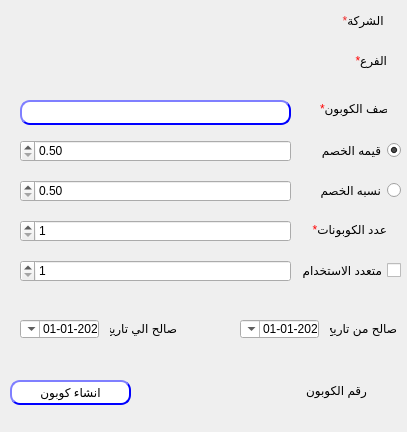
shymaa123456/HyperPOS2020, file presentation/coupon_ui/createCoupon.ui: the form before one commit.
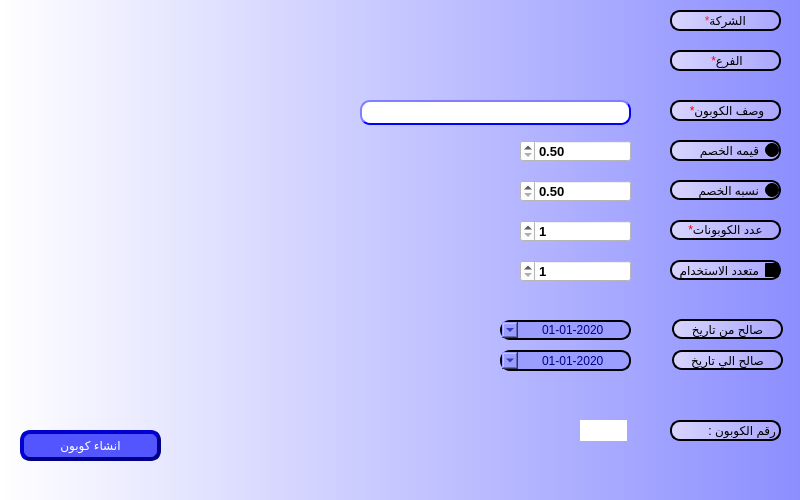
The form after the commit.

Commit message: finalize Coupon comments

The edit to the form file:
```diff
--- a/presentation/coupon_ui/createCoupon.ui
+++ b/presentation/coupon_ui/createCoupon.ui
@@ -6,36 +6,59 @@
    <rect>
     <x>0</x>
     <y>0</y>
-    <width>407</width>
-    <height>432</height>
+    <width>800</width>
+    <height>500</height>
    </rect>
   </property>
+  <property name="minimumSize">
+   <size>
+    <width>800</width>
+    <height>500</height>
+   </size>
+  </property>
+  <property name="maximumSize">
+   <size>
+    <width>800</width>
+    <height>500</height>
+   </size>
+  </property>
   <property name="windowTitle">
    <string>انشاء كوبون</string>
   </property>
   <property name="layoutDirection">
    <enum>Qt::RightToLeft</enum>
   </property>
+  <property name="styleSheet">
+   <string notr="true">background-color: qlineargradient(spread:pad, x1:0, y1:0, x2:1, y2:0, stop:0 #ffffff, stop:1 #8c8eff);</string>
+  </property>
   <widget class="QLabel" name="desc">
    <property name="geometry">
     <rect>
-     <x>320</x>
+     <x>670</x>
      <y>100</y>
-     <width>67</width>
-     <height>17</height>
+     <width>111</width>
+     <height>21</height>
     </rect>
    </property>
+   <property name="styleSheet">
+    <string notr="true">color:Black;
+background-color: qlineargradient(spread:pad, x1:0, y1:0, x2:1, y2:0, stop:0 #d8d5ff, stop:1 #a9a6ff);
+border-style: outset;
+border-width: 2px;
+border-radius: 10px;
+border-color:black;</string>
+   </property>
    <property name="text">
-    <string>&lt;html&gt;&lt;head/&gt;&lt;body&gt;&lt;p align=&quot;right&quot;&gt;&lt;span style=&quot; color:#ff0000;&quot;&gt;*&lt;/span&gt;وصف الكوبون&lt;/p&gt;&lt;/body&gt;&lt;/html&gt;</string>
+    <string>&lt;html&gt;&lt;head/&gt;&lt;body&gt;&lt;p align=&quot;center&quot;&gt;&lt;span style=&quot; color:#ff0000;&quot;&gt;*&lt;/span&gt;وصف الكوبون&lt;/p&gt;&lt;/body&gt;&lt;/html&gt;</string>
    </property>
   </widget>
   <widget class="QPushButton" name="BTN_createCoupon">
    <property name="geometry">
     <rect>
-     <x>10</x>
-     <y>380</y>
-     <width>121</width>
-     <height>25</height>
+     <x>20</x>
+     <y>430</y>
+     <width>141</width>
+     <height>31</height>
     </rect>
    </property>
    <property name="layoutDirection">
@@ -43,13 +66,14 @@
    </property>
    <property name="styleSheet">
     <string notr="true">QPushButton{
-                                        background-color: white;
+                                        background-color: #5356ff;
                                         border-style: outset;
-                                        border-width: 2px;
+                                        border-width: 4px;
                                         border-radius: 10px;
-                                        border-color: blue;
-                                        min-width: 6em;
-                                        }
+                                        border-color: darkblue;
+                    color:white;
+	font: 75 14pt &quot;MS Shell Dlg 2&quot;;
+	                                    }
                                         QPushButton:hover {
                                         background: qradialgradient(
                                         cx: 0.3, cy: -0.4, fx: 0.3, fy: -0.4,
@@ -62,8 +86,7 @@
                                         cx: 0.4, cy: -0.1, fx: 0.4, fy: -0.1,
                                         radius: 1.35, stop: 0 #fff, stop: 1 #ddd
                                         );
-                                        }
-                                    </string>
+                                        }</string>
    </property>
    <property name="text">
     <string>انشاء كوبون</string>
@@ -72,7 +95,7 @@
   <widget class="QLineEdit" name="LE_desc">
    <property name="geometry">
     <rect>
-     <x>20</x>
+     <x>360</x>
      <y>100</y>
      <width>271</width>
      <height>25</height>
@@ -106,10 +129,10 @@
   <widget class="QRadioButton" name="radioButton_Value">
    <property name="geometry">
     <rect>
-     <x>320</x>
+     <x>670</x>
      <y>140</y>
-     <width>81</width>
-     <height>20</height>
+     <width>111</width>
+     <height>21</height>
     </rect>
    </property>
    <property name="layoutDirection">
@@ -118,6 +141,14 @@
    <property name="autoFillBackground">
     <bool>false</bool>
    </property>
+   <property name="styleSheet">
+    <string notr="true">color:Black;
+background-color: qlineargradient(spread:pad, x1:0, y1:0, x2:1, y2:0, stop:0 #d8d5ff, stop:1 #a9a6ff);
+border-style: outset;
+border-width: 2px;
+border-radius: 10px;
+border-color:black;</string>
+   </property>
    <property name="text">
     <string>قيمه الخصم</string>
    </property>
@@ -128,15 +159,23 @@
   <widget class="QRadioButton" name="radioButton_Percentage">
    <property name="geometry">
     <rect>
-     <x>310</x>
+     <x>670</x>
      <y>180</y>
-     <width>91</width>
+     <width>111</width>
      <height>20</height>
     </rect>
    </property>
    <property name="layoutDirection">
     <enum>Qt::RightToLeft</enum>
    </property>
+   <property name="styleSheet">
+    <string notr="true">color:Black;
+background-color: qlineargradient(spread:pad, x1:0, y1:0, x2:1, y2:0, stop:0 #d8d5ff, stop:1 #a9a6ff);
+border-style: outset;
+border-width: 2px;
+border-radius: 10px;
+border-color:black;</string>
+   </property>
    <property name="text">
     <string>نسبه الخصم</string>
    </property>
@@ -144,7 +183,7 @@
   <widget class="QCheckBox" name="checkBox_Multi">
    <property name="geometry">
     <rect>
-     <x>290</x>
+     <x>670</x>
      <y>260</y>
      <width>111</width>
      <height>20</height>
@@ -153,6 +192,14 @@
    <property name="layoutDirection">
     <enum>Qt::RightToLeft</enum>
    </property>
+   <property name="styleSheet">
+    <string notr="true">color:Black;
+background-color: qlineargradient(spread:pad, x1:0, y1:0, x2:1, y2:0, stop:0 #d8d5ff, stop:1 #a9a6ff);
+border-style: outset;
+border-width: 2px;
+border-radius: 10px;
+border-color:black;</string>
+   </property>
    <property name="text">
     <string>متعدد الاستخدام</string>
    </property>
@@ -160,63 +207,108 @@
   <widget class="QLabel" name="desc_2">
    <property name="geometry">
     <rect>
-     <x>306</x>
+     <x>670</x>
      <y>220</y>
-     <width>81</width>
+     <width>111</width>
      <height>20</height>
     </rect>
    </property>
    <property name="layoutDirection">
     <enum>Qt::RightToLeft</enum>
    </property>
+   <property name="styleSheet">
+    <string notr="true">color:Black;
+background-color: qlineargradient(spread:pad, x1:0, y1:0, x2:1, y2:0, stop:0 #d8d5ff, stop:1 #a9a6ff);
+border-style: outset;
+border-width: 2px;
+border-radius: 10px;
+border-color:black;</string>
+   </property>
    <property name="text">
-    <string>&lt;html&gt;&lt;head/&gt;&lt;body&gt;&lt;p align=&quot;right&quot;&gt;&lt;span style=&quot; color:#ff0000;&quot;&gt;*&lt;/span&gt;عدد الكوبونات&lt;/p&gt;&lt;/body&gt;&lt;/html&gt;</string>
+    <string>&lt;html&gt;&lt;head/&gt;&lt;body&gt;&lt;p align=&quot;center&quot;&gt;&lt;span style=&quot; color:#ff0000;&quot;&gt;*&lt;/span&gt;عدد الكوبونات&lt;/p&gt;&lt;/body&gt;&lt;/html&gt;</string>
+   </property>
+   <property name="alignment">
+    <set>Qt::AlignCenter</set>
    </property>
   </widget>
   <widget class="QLabel" name="desc_3">
    <property name="geometry">
     <rect>
-     <x>330</x>
-     <y>320</y>
-     <width>67</width>
-     <height>17</height>
+     <x>672</x>
+     <y>319</y>
+     <width>111</width>
+     <height>20</height>
     </rect>
    </property>
    <property name="layoutDirection">
     <enum>Qt::RightToLeft</enum>
    </property>
+   <property name="styleSheet">
+    <string notr="true">color:Black;
+background-color: qlineargradient(spread:pad, x1:0, y1:0, x2:1, y2:0, stop:0 #d8d5ff, stop:1 #a9a6ff);
+border-style: outset;
+border-width: 2px;
+border-radius: 10px;
+border-color:black;</string>
+   </property>
    <property name="text">
     <string>صالح من تاريخ</string>
    </property>
+   <property name="alignment">
+    <set>Qt::AlignCenter</set>
+   </property>
   </widget>
   <widget class="QLabel" name="desc_4">
    <property name="geometry">
     <rect>
-     <x>110</x>
-     <y>320</y>
-     <width>67</width>
-     <height>17</height>
+     <x>672</x>
+     <y>350</y>
+     <width>111</width>
+     <height>20</height>
     </rect>
    </property>
    <property name="layoutDirection">
     <enum>Qt::RightToLeft</enum>
    </property>
+   <property name="styleSheet">
+    <string notr="true">color:Black;
+background-color: qlineargradient(spread:pad, x1:0, y1:0, x2:1, y2:0, stop:0 #d8d5ff, stop:1 #a9a6ff);
+border-style: outset;
+border-width: 2px;
+border-radius: 10px;
+border-color:black;</string>
+   </property>
    <property name="text">
     <string>صالح الي تاريخ</string>
    </property>
+   <property name="alignment">
+    <set>Qt::AlignCenter</set>
+   </property>
   </widget>
   <widget class="QDateTimeEdit" name="Qdate_to">
    <property name="geometry">
     <rect>
-     <x>20</x>
-     <y>320</y>
-     <width>79</width>
-     <height>18</height>
+     <x>500</x>
+     <y>350</y>
+     <width>131</width>
+     <height>21</height>
     </rect>
    </property>
    <property name="layoutDirection">
     <enum>Qt::RightToLeft</enum>
    </property>
+   <property name="styleSheet">
+    <string notr="true">color:darkblue;
+background-color: qlineargradient(spread:pad, x1:0, y1:0, x2:1, y2:0, stop:0 #d8d5ff, stop:1 #a9a6ff);
+border-style: outset;
+border-width: 2px;
+border-radius: 10px;
+border-color:black;
+background-color: #9c9eff;</string>
+   </property>
+   <property name="alignment">
+    <set>Qt::AlignCenter</set>
+   </property>
    <property name="minimumDateTime">
     <datetime>
      <hour>0</hour>
@@ -237,15 +329,27 @@
   <widget class="QDateTimeEdit" name="Qdate_from">
    <property name="geometry">
     <rect>
-     <x>240</x>
+     <x>500</x>
      <y>320</y>
-     <width>79</width>
-     <height>18</height>
+     <width>131</width>
+     <height>20</height>
     </rect>
    </property>
    <property name="layoutDirection">
     <enum>Qt::RightToLeft</enum>
    </property>
+   <property name="styleSheet">
+    <string notr="true">color:darkblue;
+background-color: qlineargradient(spread:pad, x1:0, y1:0, x2:1, y2:0, stop:0 #d8d5ff, stop:1 #a9a6ff);
+border-style: outset;
+border-width: 2px;
+border-radius: 10px;
+border-color:black;
+background-color: #9c9eff;</string>
+   </property>
+   <property name="alignment">
+    <set>Qt::AlignCenter</set>
+   </property>
    <property name="minimumDateTime">
     <datetime>
      <hour>0</hour>
@@ -266,46 +370,69 @@
   <widget class="QLabel" name="desc_6">
    <property name="geometry">
     <rect>
-     <x>320</x>
+     <x>670</x>
      <y>10</y>
-     <width>67</width>
+     <width>111</width>
      <height>21</height>
     </rect>
    </property>
    <property name="layoutDirection">
     <enum>Qt::RightToLeft</enum>
    </property>
+   <property name="styleSheet">
+    <string notr="true">color:Black;
+background-color: qlineargradient(spread:pad, x1:0, y1:0, x2:1, y2:0, stop:0 #d8d5ff, stop:1 #a9a6ff);
+border-style: outset;
+border-width: 2px;
+border-radius: 10px;
+border-color:black;</string>
+   </property>
    <property name="text">
-    <string>&lt;html&gt;&lt;head/&gt;&lt;body&gt;&lt;p align=&quot;right&quot;&gt;&lt;span style=&quot; color:#ef2929;&quot;&gt;*&lt;/span&gt;الشركة &lt;/p&gt;&lt;/body&gt;&lt;/html&gt;</string>
+    <string>&lt;html&gt;&lt;head/&gt;&lt;body&gt;&lt;p align=&quot;center&quot;&gt;&lt;span style=&quot; color:#ef2929;&quot;&gt;*&lt;/span&gt;الشركة &lt;/p&gt;&lt;/body&gt;&lt;/html&gt;</string>
    </property>
   </widget>
   <widget class="QLabel" name="desc_7">
    <property name="geometry">
     <rect>
-     <x>320</x>
+     <x>670</x>
      <y>50</y>
-     <width>67</width>
+     <width>111</width>
      <height>21</height>
     </rect>
    </property>
    <property name="layoutDirection">
     <enum>Qt::RightToLeft</enum>
    </property>
+   <property name="styleSheet">
+    <string notr="true">color:Black;
+background-color: qlineargradient(spread:pad, x1:0, y1:0, x2:1, y2:0, stop:0 #d8d5ff, stop:1 #a9a6ff);
+border-style: outset;
+border-width: 2px;
+border-radius: 10px;
+border-color:black;</string>
+   </property>
    <property name="text">
-    <string>&lt;html&gt;&lt;head/&gt;&lt;body&gt;&lt;p align=&quot;right&quot;&gt;&lt;span style=&quot; color:#ff0000;&quot;&gt;*&lt;/span&gt;الفرع&lt;/p&gt;&lt;/body&gt;&lt;/html&gt;</string>
+    <string>&lt;html&gt;&lt;head/&gt;&lt;body&gt;&lt;p align=&quot;center&quot;&gt;&lt;span style=&quot; color:#ff0000;&quot;&gt;*&lt;/span&gt;الفرع&lt;/p&gt;&lt;/body&gt;&lt;/html&gt;</string>
    </property>
   </widget>
   <widget class="QDoubleSpinBox" name="LE_desc_2">
    <property name="geometry">
     <rect>
-     <x>20</x>
+     <x>520</x>
      <y>140</y>
-     <width>271</width>
+     <width>111</width>
      <height>22</height>
     </rect>
    </property>
+   <property name="font">
+    <font>
+     <pointsize>10</pointsize>
+     <weight>75</weight>
+     <bold>true</bold>
+    </font>
+   </property>
    <property name="styleSheet">
-    <string notr="true"/>
+    <string notr="true">background-color: rgb(255, 255, 255);</string>
    </property>
    <property name="minimum">
     <double>0.500000000000000</double>
@@ -314,14 +441,21 @@
   <widget class="QDoubleSpinBox" name="LE_desc_3">
    <property name="geometry">
     <rect>
-     <x>20</x>
+     <x>520</x>
      <y>180</y>
-     <width>271</width>
+     <width>111</width>
      <height>22</height>
     </rect>
    </property>
+   <property name="font">
+    <font>
+     <pointsize>10</pointsize>
+     <weight>75</weight>
+     <bold>true</bold>
+    </font>
+   </property>
    <property name="styleSheet">
-    <string notr="true"/>
+    <string notr="true">background-color: rgb(255, 255, 255);</string>
    </property>
    <property name="minimum">
     <double>0.500000000000000</double>
@@ -330,12 +464,22 @@
   <widget class="QSpinBox" name="LE_desc_4">
    <property name="geometry">
     <rect>
-     <x>20</x>
+     <x>520</x>
      <y>220</y>
-     <width>271</width>
+     <width>111</width>
      <height>22</height>
     </rect>
    </property>
+   <property name="font">
+    <font>
+     <pointsize>10</pointsize>
+     <weight>75</weight>
+     <bold>true</bold>
+    </font>
+   </property>
+   <property name="styleSheet">
+    <string notr="true">background-color: rgb(255, 255, 255);</string>
+   </property>
    <property name="minimum">
     <number>1</number>
    </property>
@@ -343,12 +487,22 @@
   <widget class="QSpinBox" name="LE_desc_5">
    <property name="geometry">
     <rect>
-     <x>20</x>
+     <x>520</x>
      <y>260</y>
-     <width>271</width>
+     <width>111</width>
      <height>22</height>
     </rect>
    </property>
+   <property name="font">
+    <font>
+     <pointsize>10</pointsize>
+     <weight>75</weight>
+     <bold>true</bold>
+    </font>
+   </property>
+   <property name="styleSheet">
+    <string notr="true">background-color: rgb(255, 255, 255);</string>
+   </property>
    <property name="minimum">
     <number>1</number>
    </property>
@@ -356,12 +510,15 @@
   <widget class="QLabel" name="label_num">
    <property name="geometry">
     <rect>
-     <x>210</x>
-     <y>382</y>
+     <x>580</x>
+     <y>420</y>
      <width>47</width>
      <height>21</height>
     </rect>
    </property>
+   <property name="styleSheet">
+    <string notr="true">background-color: rgb(255, 255, 255);</string>
+   </property>
    <property name="text">
     <string/>
    </property>
@@ -369,12 +526,20 @@
   <widget class="QLabel" name="label_2">
    <property name="geometry">
     <rect>
-     <x>306</x>
-     <y>380</y>
-     <width>61</width>
-     <height>20</height>
+     <x>670</x>
+     <y>420</y>
+     <width>111</width>
+     <height>21</height>
     </rect>
    </property>
+   <property name="styleSheet">
+    <string notr="true">color:Black;
+background-color: qlineargradient(spread:pad, x1:0, y1:0, x2:1, y2:0, stop:0 #d8d5ff, stop:1 #a9a6ff);
+border-style: outset;
+border-width: 2px;
+border-radius: 10px;
+border-color:black;</string>
+   </property>
    <property name="text">
     <string>رقم الكوبون : </string>
    </property>
```
Left out of the diff: 4 changed lines with no effect on the pictures. The commit also changes 3 other files.
